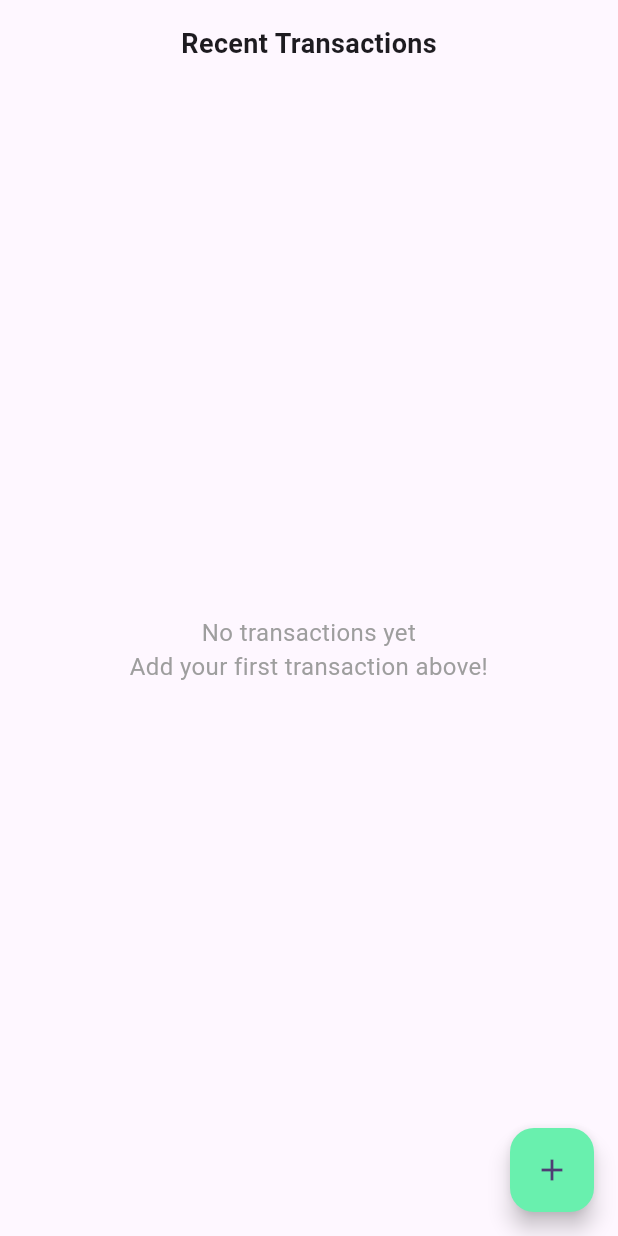
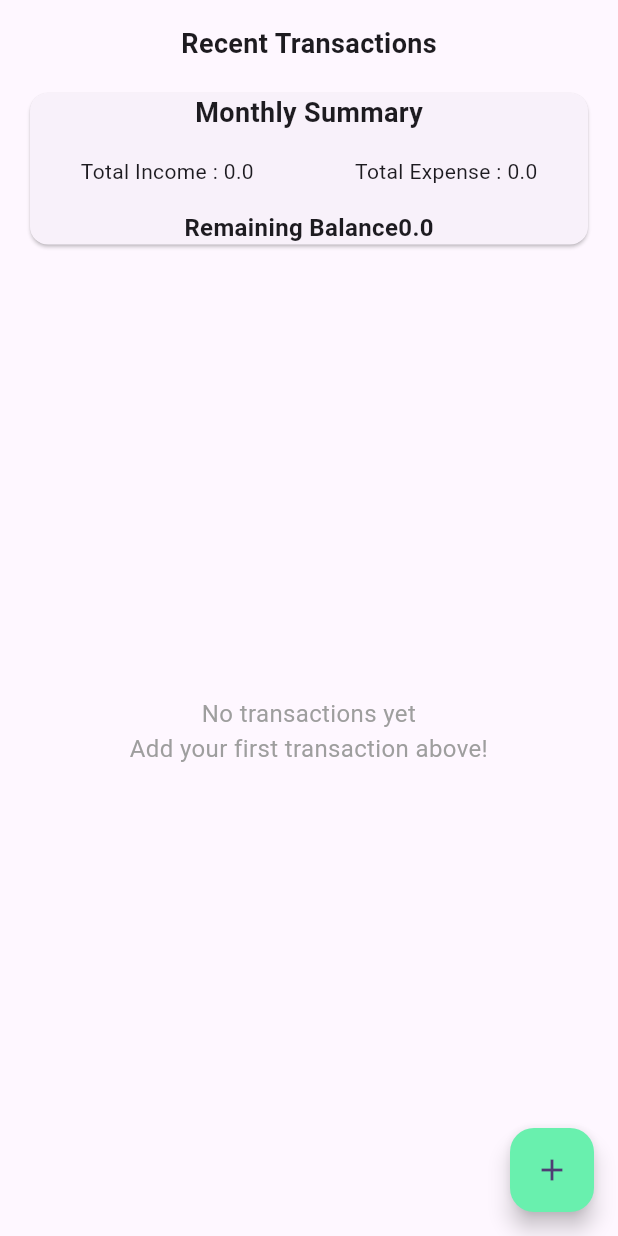
Before and after one commit to mishad01/Flutter-State-Management-Provider-App, a Flutter app: the screen it shows after launch, on a phone screen of 412 x 824 dp. Run offline on Flutter 3.47's test engine with Material 3 defaults, Android fonts, the phone set to English and light mode, and no system bars.

Commit message:
feat: Display monthly summary in HomeScreenWay2
This commit updates `HomeScreenWay2` to display a monthly financial summary using data from `TransactionProvider`.

- The `Consumer` widget is moved to wrap the entire `Scaffold` to provide access to `TransactionProvider` throughout the widget tree.
- A new `Card` widget is added to display:
    - "Monthly Summary" title.
    - Total Income.
    - Total Expense.
    - Remaining Balance.
- The transaction list remains, showing recent transactions below the summary.

```diff
--- a/expense_tracker_app/lib/view/home_screen_way2.dart
+++ b/expense_tracker_app/lib/view/home_screen_way2.dart
@@ -8,6 +8,10 @@ class HomeScreenWay2 extends StatelessWidget {
 
   @override
   Widget build(BuildContext context) {
+    return Consumer<TransactionProvider>(
+      builder: (context, transactionProvider, child) {
+        final transactions = transactionProvider.transactions;
+
         return Scaffold(
           floatingActionButton: FloatingActionButton(
             backgroundColor: Colors.greenAccent,
@@ -30,23 +34,46 @@ class HomeScreenWay2 extends StatelessWidget {
                   ),
                   const SizedBox(height: 16),
 
-              /// Consumer starts here
+                  Card(
+                    child: Column(
+                      children: [
+                        const Text(
+                          "Monthly Summary",
+                          style: TextStyle(
+                              fontSize: 18, fontWeight: FontWeight.bold),
+                        ),
+                        SizedBox(height: 16),
+                        Row(
+                          mainAxisAlignment: MainAxisAlignment.spaceAround,
+                          children: [
+                            Text(
+                                "Total Income : ${transactionProvider.totalIncome}"),
+                            Text(
+                                "Total Expense : ${transactionProvider.totalExpense}"),
+                          ],
+                        ),
+                        SizedBox(height: 16),
+                        Text(
+                          "Remaining Balance${transactionProvider.remainingBalance}",
+                          style: TextStyle(
+                              fontSize: 16, fontWeight: FontWeight.bold),
+                        ),
+                      ],
+                    ),
+                  ),
+
+                  /// Now the entire widget tree has access to the provider changes
                   Expanded(
-                child: Consumer<TransactionProvider>(
-                  builder: (context, transactionProvider, child) {
-                    final transactions = transactionProvider.transactions;
-
-                    if (transactions.isEmpty) {
-                      return const Center(
+                    child: transactions.isEmpty
+                        ? const Center(
                             child: Text(
                               'No transactions yet\nAdd your first transaction above!',
                               textAlign: TextAlign.center,
-                          style: TextStyle(color: Colors.grey, fontSize: 16),
+                              style:
+                                  TextStyle(color: Colors.grey, fontSize: 16),
                             ),
-                      );
-                    }
-
-                    return ListView.builder(
+                          )
+                        : ListView.builder(
                             itemCount: transactions.length,
                             itemBuilder: (context, index) {
                               final tx = transactions[index];
@@ -65,18 +92,18 @@ class HomeScreenWay2 extends StatelessWidget {
                                     ),
                                   ),
                                   title: Text(tx.title),
-                            subtitle:
-                                Text('${tx.date.toLocal()}'.split(' ')[0]),
+                                  subtitle: Text(
+                                      '${tx.date.toLocal()}'.split(' ')[0]),
                                   trailing: Text(
                                     '${tx.isIncome ? '+' : '-'}\$${tx.amount.toStringAsFixed(2)}',
                                     style: TextStyle(
-                                color: tx.isIncome ? Colors.green : Colors.red,
+                                      color: tx.isIncome
+                                          ? Colors.green
+                                          : Colors.red,
                                       fontWeight: FontWeight.bold,
                                     ),
                                   ),
                                 ),
-                        );
-                      },
                               );
                             },
                           ),
@@ -86,5 +113,7 @@ class HomeScreenWay2 extends StatelessWidget {
             ),
           ),
         );
+      },
+    );
   }
 }
```
Lines whose indentation alone changed are shown as unchanged.
